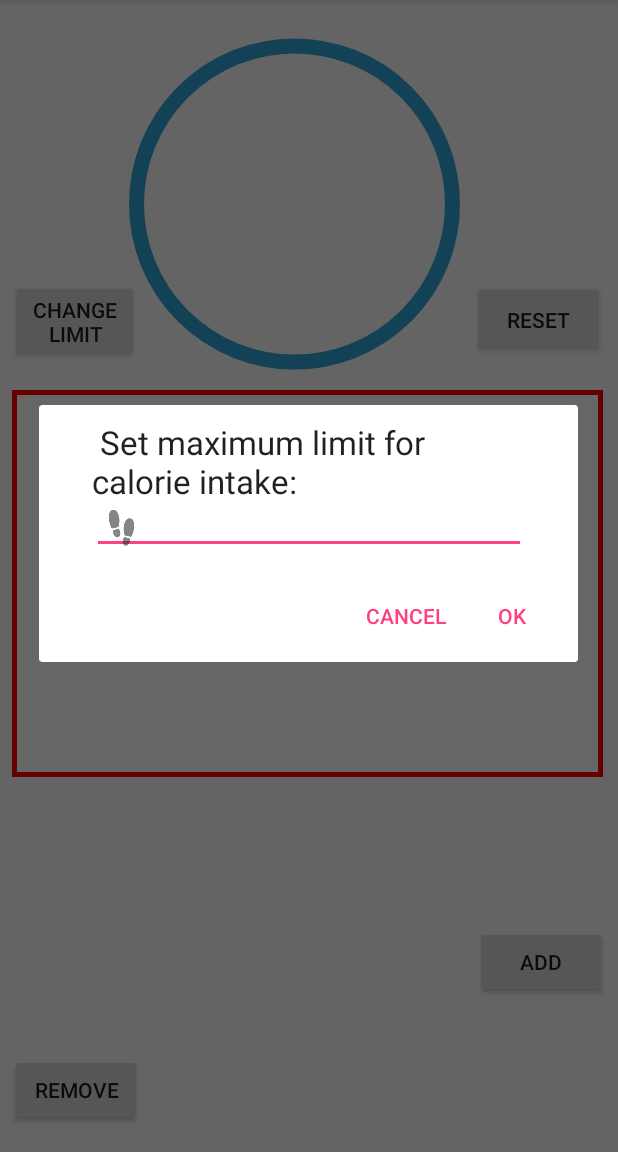
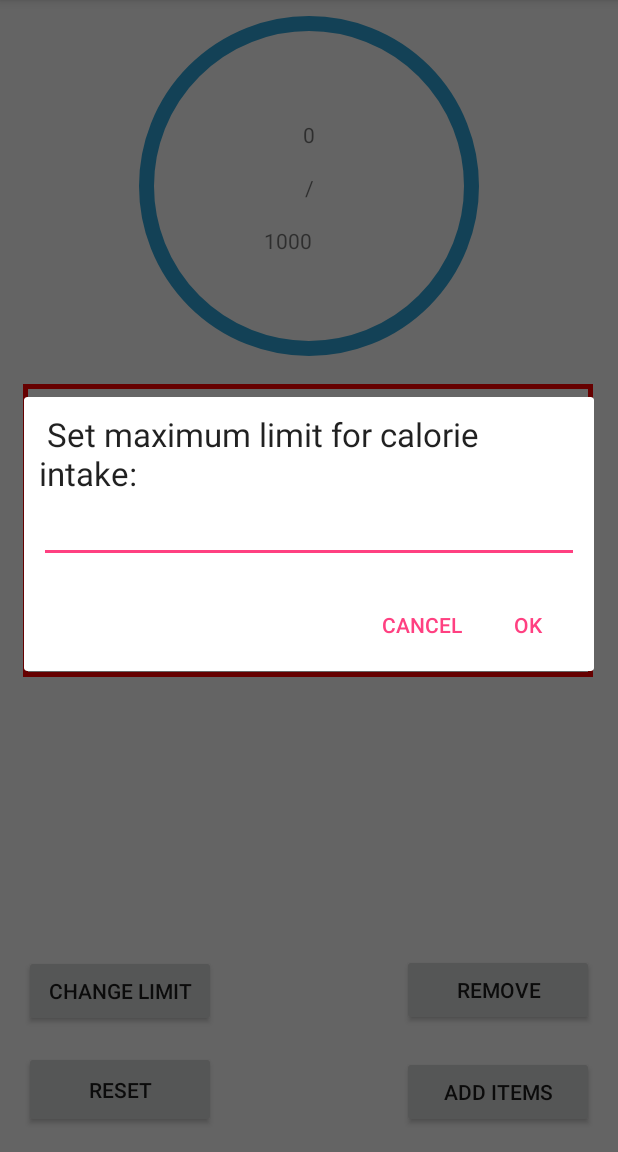
Before and after one commit to MatthewDBarrett/DreamFit, an Android app: the calorie_tracker_main_page screen opened directly, with no data from a screen before it, after a tap on "CHANGE LIMIT", on a phone screen of 412 x 824 dp, the part 84-1236 px from its top. Run offline under Robolectric (Android 15) with nearby library versions, the phone set to English and light mode, and no system bars.

Commit message:
Changed the layout of the calorie counter view. Added text to the counter to better reflect the amount of calories intaken for the day.

```diff
--- a/app/src/main/java/com/example/ethan/dream_fit/calorie_tracker_main_page.java
+++ b/app/src/main/java/com/example/ethan/dream_fit/calorie_tracker_main_page.java
@@ -14,6 +14,7 @@ import android.widget.AdapterView;
 import android.widget.Button;
 import android.widget.EditText;
 import android.widget.ListView;
+import android.widget.TextView;
 import android.widget.Toast;
 
 import com.budiyev.android.circularprogressbar.CircularProgressBar;
@@ -30,6 +31,8 @@ public class calorie_tracker_main_page extends AppCompatActivity {
     ListView mainListView;
     Item thisItem;
     LayoutInflater layoutinflater;
+    TextView calorieLimit;
+    TextView calorieAmnt;
 
     //for circular progress bar
     private int limitAmnt = 1000;
@@ -49,7 +52,10 @@ public class calorie_tracker_main_page extends AppCompatActivity {
         //Initializing the 'limit' and progress of the circular bar
         CircularProgressBar progressBar = findViewById(R.id.progress_bar);
         progressBar.setProgress((float)(stepInt/limitAmnt));
-
+        calorieLimit = findViewById(R.id.calorieLimit);
+        calorieAmnt = findViewById(R.id.calorieAmount);
+        calorieLimit.setText(Integer.toString(limitAmnt));
+        calorieAmnt.setText(Integer.toString(stepInt));
         //------------------------------------------OnLimit Handler-----------------------------------------------------------------
 
         //initialise the prompts.
@@ -121,6 +127,7 @@ public class calorie_tracker_main_page extends AppCompatActivity {
                              int calorie = Integer.parseInt((thisItem.getCalorie()).toString());
                              stepInt += calorie;
                              changeProgress(stepInt,limitAmnt);
+                             calorieAmnt.setText(Integer.toString(stepInt));
                          }else
                              Toast.makeText(calorie_tracker_main_page.this, " dogged", Toast.LENGTH_SHORT).show();
 
@@ -179,6 +186,7 @@ public class calorie_tracker_main_page extends AppCompatActivity {
                                 // edit text
                                 limitAmnt = Integer.parseInt(userInput.getText().toString());
                                 changeProgress(stepInt, limitAmnt);
+                                calorieLimit.setText(Integer.toString(limitAmnt));
                             }
                         })
                 .setNegativeButton("Cancel",
--- a/app/src/main/res/layout/activity_calorie_tracker_main_page.xml
+++ b/app/src/main/res/layout/activity_calorie_tracker_main_page.xml
@@ -5,21 +5,32 @@
     android:layout_width="match_parent"
     android:layout_height="match_parent">
 
+    <TextView
+        android:id="@+id/calorieAmount"
+        android:layout_width="wrap_content"
+        android:layout_height="wrap_content"
+        android:layout_marginTop="80dp"
+        android:text="TextView"
+        android:textAlignment="center"
+        app:layout_constraintEnd_toEndOf="parent"
+        app:layout_constraintStart_toStartOf="parent"
+        app:layout_constraintTop_toTopOf="parent" />
+
     <FrameLayout xmlns:android="http://schemas.android.com/apk/res/android"
         xmlns:app="http://schemas.android.com/apk/res-auto"
         android:id="@+id/frameLayout2"
-        android:layout_width="260dp"
-        android:layout_height="260dp"
+        android:layout_width="wrap_content"
+        android:layout_height="wrap_content"
         app:layout_constraintBottom_toTopOf="@+id/foodList"
         app:layout_constraintEnd_toEndOf="parent"
-        app:layout_constraintHorizontal_bias="0.496"
         app:layout_constraintStart_toStartOf="parent"
-        app:layout_constraintTop_toTopOf="parent">>
+        app:layout_constraintTop_toTopOf="parent"
+        app:layout_constraintVertical_bias="0.333">>
 
         <com.budiyev.android.circularprogressbar.CircularProgressBar
             android:id="@+id/progress_bar"
-            android:layout_width="242dp"
-            android:layout_height="272dp"
+            android:layout_width="249dp"
+            android:layout_height="248dp"
             app:animateProgress="true"
             app:backgroundStrokeColor="@color/colorPrimary"
             app:backgroundStrokeWidth="10dp"
@@ -37,83 +48,85 @@
             app:startAngle="270"
             tools:layout_editor_absoluteX="0dp"
             tools:layout_editor_absoluteY="277dp" />
+
     </FrameLayout>
 
     <Button
         android:id="@+id/Remove"
-        android:layout_width="88dp"
+        android:layout_width="128dp"
         android:layout_height="wrap_content"
-        android:layout_marginBottom="17dp"
-        android:layout_marginEnd="4dp"
-        android:layout_marginStart="8dp"
-        android:layout_marginTop="14dp"
+        android:layout_marginBottom="84dp"
+        android:layout_marginEnd="16dp"
         android:onClick="onRemove"
         android:text="@string/remove"
         app:layout_constraintBottom_toBottomOf="parent"
-        app:layout_constraintEnd_toStartOf="@+id/add_item"
-        app:layout_constraintStart_toStartOf="parent"
-        app:layout_constraintTop_toBottomOf="@+id/foodList"
-        app:layout_constraintVertical_bias="1.0" />
+        app:layout_constraintEnd_toEndOf="parent" />
 
     <Button
         android:id="@+id/add_item"
-        android:layout_width="wrap_content"
+        android:layout_width="128dp"
         android:layout_height="wrap_content"
-        android:layout_marginBottom="17dp"
-        android:layout_marginEnd="9dp"
-        android:layout_marginStart="218dp"
-        android:layout_marginTop="14dp"
+        android:layout_marginBottom="16dp"
+        android:layout_marginEnd="16dp"
         android:onClick="onAdd"
         android:text="@string/add"
         app:layout_constraintBottom_toBottomOf="parent"
-        app:layout_constraintEnd_toEndOf="parent"
-        app:layout_constraintStart_toEndOf="@+id/Remove"
-        app:layout_constraintTop_toBottomOf="@+id/foodList" />
+        app:layout_constraintEnd_toEndOf="parent" />
 
     <ListView
         android:id="@+id/foodList"
-        android:layout_width="394dp"
-        android:layout_height="258dp"
-        android:layout_marginEnd="9dp"
+        android:layout_width="380dp"
+        android:layout_height="195dp"
+        android:layout_marginEnd="8dp"
         android:layout_marginStart="8dp"
+        android:layout_marginTop="8dp"
         android:background="@drawable/border_ui"
         app:layout_constraintEnd_toEndOf="parent"
-        app:layout_constraintHorizontal_bias="0.0"
+        app:layout_constraintHorizontal_bias="0.466"
         app:layout_constraintStart_toStartOf="parent"
         app:layout_constraintTop_toBottomOf="@+id/frameLayout2" />
 
     <Button
         android:id="@+id/limitBtn"
-        android:layout_width="85dp"
+        android:layout_width="128dp"
         android:layout_height="wrap_content"
-        android:layout_marginBottom="8dp"
-        android:layout_marginEnd="26dp"
+        android:layout_marginBottom="16dp"
         android:layout_marginStart="16dp"
-        android:layout_marginTop="156dp"
         android:onClick="onLimit"
         android:text="Change Limit"
-        app:layout_constraintBottom_toBottomOf="@+id/frameLayout2"
-        app:layout_constraintEnd_toStartOf="@+id/frameLayout2"
-        app:layout_constraintHorizontal_bias="0.173"
-        app:layout_constraintStart_toStartOf="parent"
-        app:layout_constraintTop_toTopOf="@+id/frameLayout2"
-        app:layout_constraintVertical_bias="0.756" />
+        app:layout_constraintBottom_toTopOf="@+id/button3"
+        app:layout_constraintStart_toStartOf="parent" />
 
     <Button
         android:id="@+id/button3"
-        android:layout_width="wrap_content"
+        android:layout_width="128dp"
         android:layout_height="51dp"
-        android:layout_marginBottom="21dp"
-        android:layout_marginEnd="9dp"
-        android:layout_marginStart="21dp"
-        android:layout_marginTop="21dp"
+        android:layout_marginBottom="16dp"
+        android:layout_marginStart="16dp"
         android:onClick="onReset"
         android:text="Reset"
-        app:layout_constraintBottom_toTopOf="@+id/frameLayout2"
+        app:layout_constraintBottom_toBottomOf="parent"
+        app:layout_constraintStart_toStartOf="parent" />
+
+    <TextView
+        android:id="@+id/slash"
+        android:layout_width="wrap_content"
+        android:layout_height="wrap_content"
+        android:layout_marginTop="16dp"
+        android:text="/"
         app:layout_constraintEnd_toEndOf="parent"
-        app:layout_constraintHorizontal_bias="1.0"
-        app:layout_constraintStart_toEndOf="@+id/frameLayout2"
-        app:layout_constraintTop_toBottomOf="@+id/frameLayout2"
-        app:layout_constraintVertical_bias="0.266" />
+        app:layout_constraintStart_toStartOf="parent"
+        app:layout_constraintTop_toBottomOf="@+id/calorieAmount" />
+
+    <TextView
+        android:id="@+id/calorieLimit"
+        android:layout_width="wrap_content"
+        android:layout_height="wrap_content"
+        android:layout_marginStart="176dp"
+        android:layout_marginTop="16dp"
+        android:text="TextView"
+        android:textAlignment="center"
+        app:layout_constraintStart_toStartOf="parent"
+        app:layout_constraintTop_toBottomOf="@+id/slash" />
 
 </android.support.constraint.ConstraintLayout>
--- a/app/src/main/res/layout/activity_main_page.xml
+++ b/app/src/main/res/layout/activity_main_page.xml
@@ -33,7 +33,7 @@
         android:onClick="openBMICalculator"
         app:layout_constraintBottom_toBottomOf="parent"
         app:layout_constraintEnd_toEndOf="parent"
-        app:layout_constraintHorizontal_bias="0.963"
+        app:layout_constraintHorizontal_bias="1.0"
         app:layout_constraintStart_toEndOf="@+id/stepCounter"
         app:layout_constraintTop_toTopOf="parent"
         app:layout_constraintVertical_bias="0.532"
@@ -79,9 +79,10 @@
         android:text="@string/settings"
         app:layout_constraintBottom_toBottomOf="parent"
         app:layout_constraintEnd_toEndOf="parent"
-        app:layout_constraintHorizontal_bias="0.727"
+        app:layout_constraintHorizontal_bias="0.775"
         app:layout_constraintStart_toEndOf="@+id/calorieCounter"
-        app:layout_constraintTop_toBottomOf="@+id/bmiCalculator" />
+        app:layout_constraintTop_toBottomOf="@+id/bmiCalculator"
+        app:layout_constraintVertical_bias="0.491" />
 
 
 </android.support.constraint.ConstraintLayout>
--- a/app/src/main/res/layout/alertprompt_2.xml
+++ b/app/src/main/res/layout/alertprompt_2.xml
@@ -8,8 +8,8 @@
 
     <LinearLayout xmlns:android="http://schemas.android.com/apk/res/android"
         android:id="@+id/layout_root"
-        android:layout_width="309dp"
-        android:layout_height="109dp"
+        android:layout_width="wrap_content"
+        android:layout_height="wrap_content"
         android:layout_marginEnd="16dp"
         android:layout_marginStart="16dp"
         android:orientation="vertical"
@@ -29,7 +29,6 @@
             android:id="@+id/editTextResult"
             android:layout_width="match_parent"
             android:layout_height="wrap_content"
-            android:drawableLeft="@drawable/black_step"
             android:inputType="numberDecimal">
 
             <requestFocus />
--- a/app/src/main/res/values/strings.xml
+++ b/app/src/main/res/values/strings.xml
@@ -13,7 +13,7 @@
     <string name="calculate">Calculate</string>
     <string name="prompt_BMI">Enter your weight and height</string>
     <string name="save">Save</string>
-    <string name="add">Add</string>
+    <string name="add">Add Items</string>
     <string name="remove">Remove</string>
     <string name="settings">Settings</string>
     <string name="resetMessage">Are you sure you want to reset your step count?</string>
```
